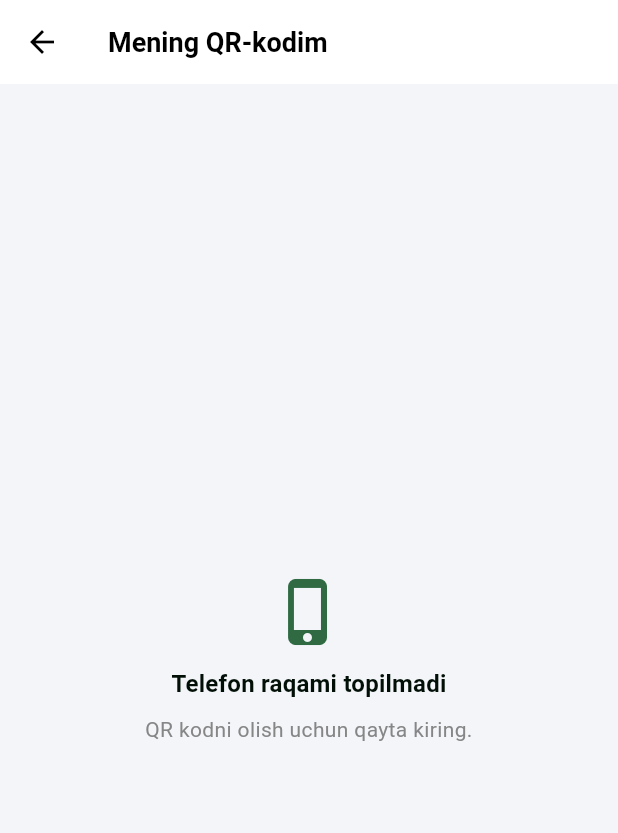
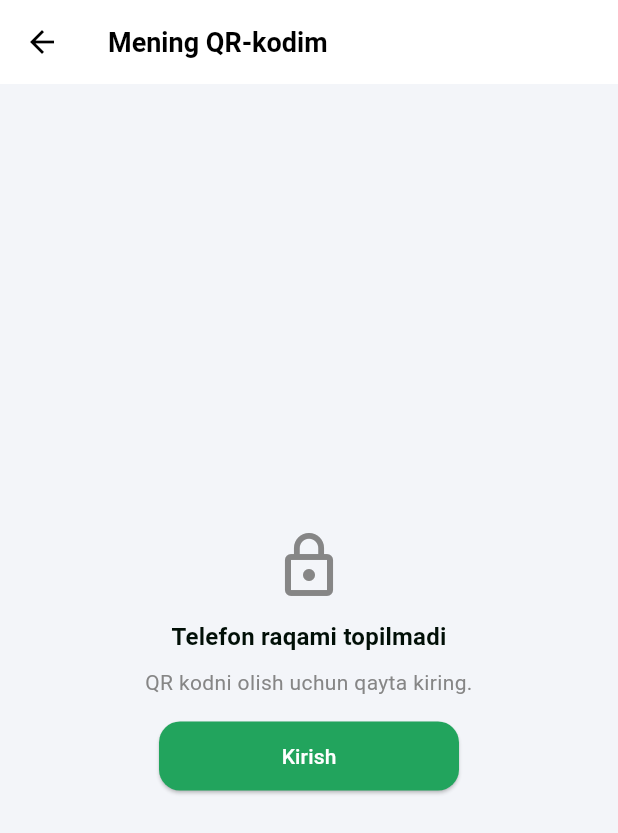
Before and after one commit to abdurakhmonovsharif/cashback_app_sardoba, a Flutter app: the QrScreen screen opened directly, on a phone screen of 412 x 824 dp. Shown: the top 833 px of the screen. Run offline on Flutter 3.47's test engine with Material 3 defaults, Android fonts, the phone set to English and light mode, and no system bars; our stand-ins replace cached_network_image, dio, flutter_local_notifications, flutter_svg, form_field_validator, geolocator and 5 more; missing offline and left inert: yandex_mapkit; accounts and stored records are empty; network calls fail.

Commit message:
production v0.5

```diff
--- a/lib/screens/onboarding/onboarding_scrreen.dart
+++ b/lib/screens/onboarding/onboarding_scrreen.dart
@@ -2,7 +2,8 @@ import 'package:flutter/material.dart';
 import 'package:flutter/services.dart';
 
 import '../../constants.dart';
-import '../auth/sign_in_screen.dart';
+import '../../entry_point.dart';
+import '../../services/auth_storage.dart';
 
 class OnboardingScreen extends StatefulWidget {
   const OnboardingScreen({super.key});
@@ -42,8 +43,9 @@ class _OnboardingScreenState extends State<OnboardingScreen>
   Future<void> _startJourney() async {
     if (_isCompleting) return;
     setState(() => _isCompleting = true);
+    await AuthStorage.instance.setOnboardingCompleted(true);
     await Navigator.of(context).pushReplacement(
-      MaterialPageRoute(builder: (context) => const SignInScreen()),
+      MaterialPageRoute(builder: (context) => const EntryPoint()),
     );
   }
 
--- a/lib/screens/qr/qr_screen.dart
+++ b/lib/screens/qr/qr_screen.dart
@@ -5,6 +5,7 @@ import '../../app_localizations.dart';
 import '../../constants.dart';
 import '../../models/account.dart';
 import '../../services/auth_storage.dart';
+import '../auth/sign_in_screen.dart';
 
 class QrScreen extends StatefulWidget {
   const QrScreen({super.key});
@@ -45,10 +46,16 @@ class _QrScreenState extends State<QrScreen> {
           }
 
           final account = snapshot.data;
+          if (account == null) {
+            return _QrLoginPrompt(
+              onLogin: _openLogin,
+              l10n: l10n,
+            );
+          }
           final phone = account?.phone ?? '';
           final normalizedPhone = _formatPhone(phone);
           final cardTrack = (account?.cardTracks?.isNotEmpty ?? false)
-              ? account!.cardTracks!.last
+              ? account.cardTracks!.last
               : null;
           final qrData = cardTrack ?? normalizedPhone;
           final phoneLabel = normalizedPhone ?? '';
@@ -77,6 +84,16 @@ class _QrScreenState extends State<QrScreen> {
     final digitsOnly = cleaned.startsWith('+') ? cleaned.substring(1) : cleaned;
     if (digitsOnly.isEmpty) return null;
     return '+$digitsOnly';
+  }
+
+  Future<void> _openLogin() async {
+    await Navigator.of(context).push(
+      MaterialPageRoute(builder: (_) => const SignInScreen()),
+    );
+    if (!mounted) return;
+    setState(() {
+      _accountFuture = AuthStorage.instance.getCurrentAccount();
+    });
   }
 }
 
@@ -232,3 +249,62 @@ class _QrMessage extends StatelessWidget {
     );
   }
 }
+
+class _QrLoginPrompt extends StatelessWidget {
+  const _QrLoginPrompt({
+    required this.onLogin,
+    required this.l10n,
+  });
+
+  final VoidCallback onLogin;
+  final AppStrings l10n;
+
+  @override
+  Widget build(BuildContext context) {
+    final theme = Theme.of(context);
+    return Center(
+      child: Padding(
+        padding: const EdgeInsets.all(24),
+        child: Column(
+          mainAxisSize: MainAxisSize.min,
+          children: [
+            Icon(Icons.lock_outline, size: 48, color: bodyTextColor),
+            const SizedBox(height: 12),
+            Text(
+              l10n.qrScreenPhoneMissingTitle,
+              textAlign: TextAlign.center,
+              style: theme.textTheme.titleMedium?.copyWith(
+                fontWeight: FontWeight.w700,
+                color: titleColor,
+              ),
+            ),
+            const SizedBox(height: 8),
+            Text(
+              l10n.qrScreenPhoneMissingSubtitle,
+              textAlign: TextAlign.center,
+              style: theme.textTheme.bodyMedium?.copyWith(
+                color: bodyTextColor,
+              ),
+            ),
+            const SizedBox(height: 16),
+            SizedBox(
+              height: 46,
+              width: 200,
+              child: ElevatedButton(
+                onPressed: onLogin,
+                style: ElevatedButton.styleFrom(
+                  backgroundColor: primaryColor,
+                  foregroundColor: Colors.white,
+                  shape: RoundedRectangleBorder(
+                    borderRadius: BorderRadius.circular(14),
+                  ),
+                ),
+                child: Text(l10n.authSignInCta),
+              ),
+            ),
+          ],
+        ),
+      ),
+    );
+  }
+}
```
Also changed, not shown: lib/main.dart (+7 -1 lines), lib/screens/notifications/notifications_screen.dart (+57 -0 lines), lib/services/auth_storage.dart (+11 -0 lines), lib/services/notification_socket_service.dart (+7 -0 lines).
